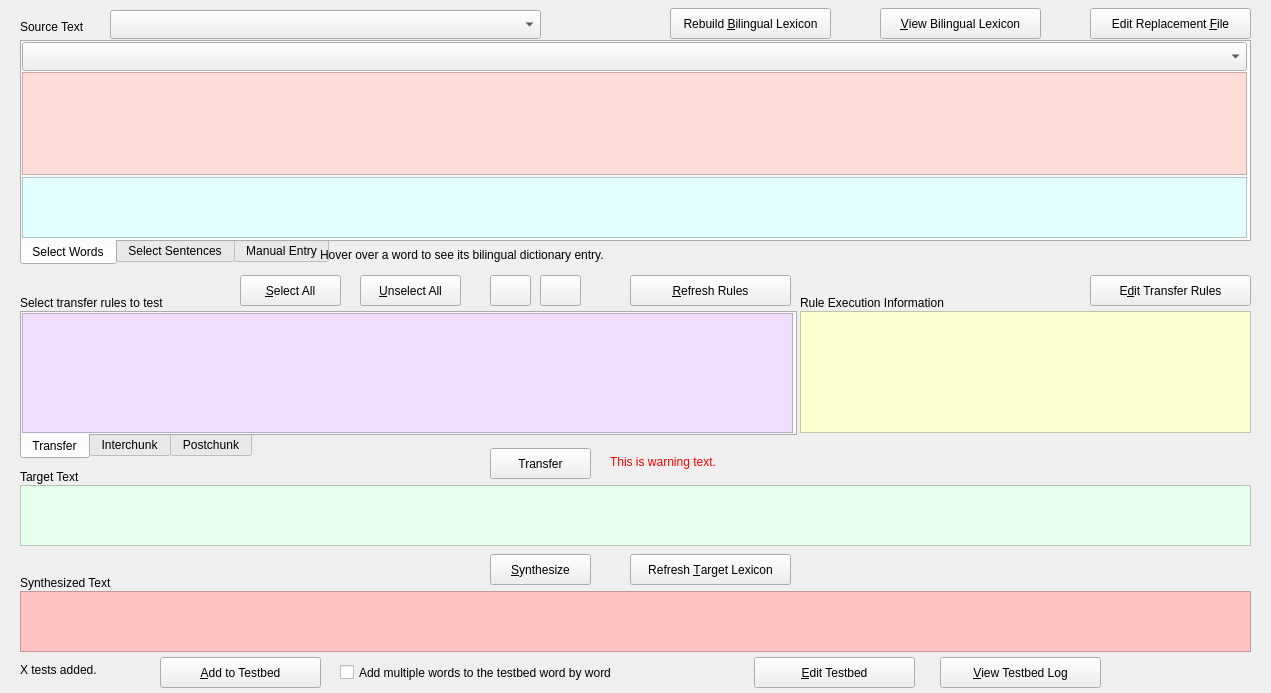
Above: LiveRuleTester.ui from rmlockwood/FLExTrans before the change. Below: the same form after it.
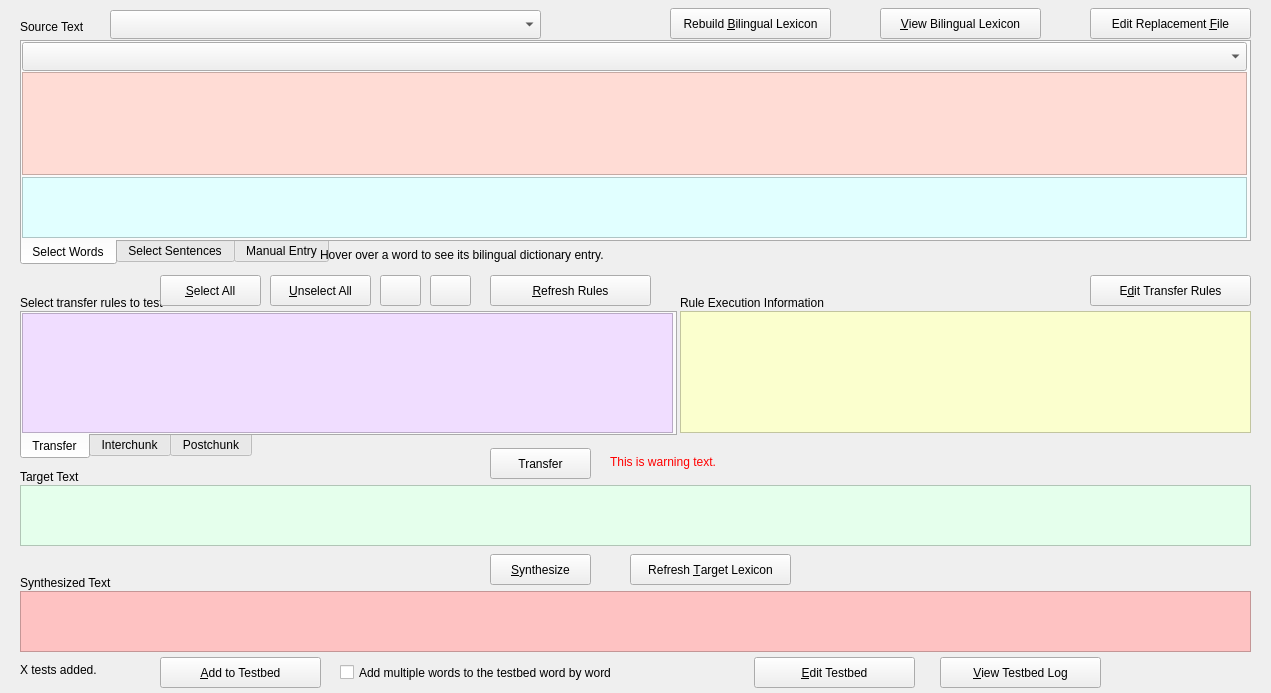
That is the form after the change. Icons and pictures are not drawn.

Diff of the .ui file:
```diff
--- a/LiveRuleTester.ui
+++ b/LiveRuleTester.ui
@@ -22,7 +22,7 @@
      <rect>
       <x>20</x>
       <y>311</y>
-      <width>777</width>
+      <width>657</width>
       <height>148</height>
      </rect>
     </property>
@@ -44,7 +44,7 @@
        <rect>
         <x>0</x>
         <y>0</y>
-        <width>771</width>
+        <width>651</width>
         <height>120</height>
        </rect>
       </property>
@@ -287,12 +287,12 @@
      <string>Source Text</string>
     </property>
    </widget>
-   <widget class="QPlainTextEdit" name="LogEdit">
+   <widget class="QTextEdit" name="LogEdit">
     <property name="geometry">
      <rect>
-      <x>800</x>
+      <x>680</x>
       <y>311</y>
-      <width>451</width>
+      <width>571</width>
       <height>122</height>
      </rect>
     </property>
@@ -337,7 +337,7 @@
    <widget class="QLabel" name="label_6">
     <property name="geometry">
      <rect>
-      <x>800</x>
+      <x>680</x>
       <y>291</y>
       <width>271</width>
       <height>23</height>
@@ -350,7 +350,7 @@
    <widget class="QPushButton" name="refreshButton">
     <property name="geometry">
      <rect>
-      <x>630</x>
+      <x>490</x>
       <y>275</y>
       <width>161</width>
       <height>31</height>
@@ -363,7 +363,7 @@
    <widget class="QPushButton" name="selectAllButton">
     <property name="geometry">
      <rect>
-      <x>240</x>
+      <x>160</x>
       <y>275</y>
       <width>101</width>
       <height>31</height>
@@ -376,7 +376,7 @@
    <widget class="QPushButton" name="upButton">
     <property name="geometry">
      <rect>
-      <x>490</x>
+      <x>380</x>
       <y>275</y>
       <width>41</width>
       <height>31</height>
@@ -393,7 +393,7 @@
    <widget class="QPushButton" name="downButton">
     <property name="geometry">
      <rect>
-      <x>540</x>
+      <x>430</x>
       <y>275</y>
       <width>41</width>
       <height>31</height>
@@ -410,7 +410,7 @@
    <widget class="QPushButton" name="unselectAllButton">
     <property name="geometry">
      <rect>
-      <x>360</x>
+      <x>270</x>
       <y>275</y>
       <width>101</width>
       <height>31</height>
```
Left out of the diff: 4 changed lines with no effect on the pictures.
